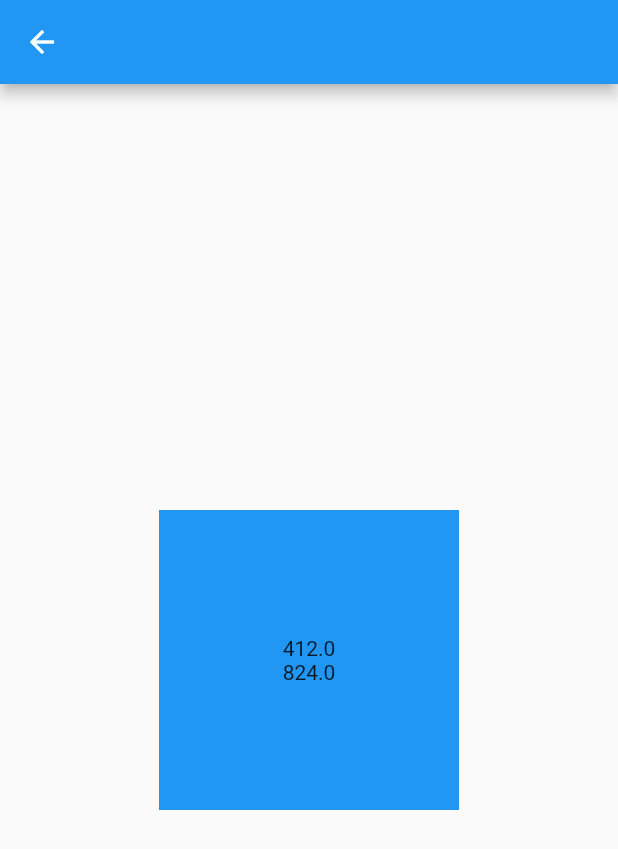
After one commit to 2DevGs/get_ui_utils, a Flutter app: the screen it shows after launch, after a tap on "Get Responsive View", on a phone screen of 412 x 824 dp. The commit adds this screen. Shown: the top 849 px of the screen. Run offline on Flutter 3.47's test engine with Material 2 defaults, Android fonts, the phone set to English and light mode, and no system bars; our stand-ins replace get.

Commit message:
Ui Utilities - GetResponsiveView
In this commit, we worked on the concept of GetResponsiveView with a basic example of screen responsiveness according to the user's device.

```diff
--- a/lib/main.dart
+++ b/lib/main.dart
@@ -1,6 +1,8 @@
 import 'package:flutter/material.dart';
 import 'package:get/get.dart';
 import 'package:get_ui_utils/pages/context_ext/context_ext_page.dart';
+import 'package:get_ui_utils/pages/get_reponsive_view/get_responsive_view_controller.dart';
+import 'package:get_ui_utils/pages/get_reponsive_view/get_responsive_view_page.dart';
 import 'package:get_ui_utils/pages/get_view/get_view_controller.dart';
 import 'package:get_ui_utils/pages/get_view/get_view_page.dart';
 import 'package:get_ui_utils/pages/home_page.dart';
@@ -44,8 +46,13 @@ class MyApp extends StatelessWidget {
         ),
         GetPage(
           name: '/get_view',
-          binding: BindingsBuilder(() => Get.lazyPut(() =>GetViewController())),
+          binding: BindingsBuilder(() => Get.lazyPut(() => GetViewController())),
           page: () => const GetViewPage(),
+        ),
+        GetPage(
+          name: '/get_reponsive_view',
+          binding: BindingsBuilder.put(() => GetResponsiveViewController()),
+          page: () => GetResponsiveViewPage(),
         ),
       ],
     );
--- /dev/null
+++ b/lib/pages/get_reponsive_view/get_responsive_view_controller.dart
@@ -0,0 +1,6 @@
+
+import 'package:get/get.dart';
+
+class GetResponsiveViewController extends GetxController{
+
+}
--- /dev/null
+++ b/lib/pages/get_reponsive_view/get_responsive_view_page.dart
@@ -0,0 +1,109 @@
+import 'package:flutter/material.dart';
+import 'package:get/get.dart';
+import 'package:get_ui_utils/pages/get_reponsive_view/get_responsive_view_controller.dart';
+
+class GetResponsiveViewPage
+    extends GetResponsiveView<GetResponsiveViewController> {
+  GetResponsiveViewPage({Key? key})
+      : super(
+          key: key,
+          settings: ResponsiveScreenSettings(
+            tabletChangePoint: 800,
+          ),
+        );
+
+  @override
+  Widget? desktop() {
+    return Scaffold(
+      appBar: AppBar(),
+      body: Center(
+        child: Column(
+          mainAxisAlignment: MainAxisAlignment.center,
+          children: [
+            Container(
+              color: Colors.red,
+              height: 200,
+              width: 200,
+              child: Column(
+                mainAxisAlignment: MainAxisAlignment.center,
+                children: [
+                  Text(screen.context.width.toString()),
+                  Text(screen.context.height.toString()),
+                ],
+              ),
+            ),
+          ],
+        ),
+      ),
+    );
+  }
+
+  @override
+  Widget? phone() {
+    return Scaffold(
+      appBar: AppBar(),
+      body: Center(
+        child: Column(
+          mainAxisAlignment: MainAxisAlignment.center,
+          children: [
+            Container(
+              color: Colors.blue,
+              height: 200,
+              width: 200,
+              child: Column(
+                mainAxisAlignment: MainAxisAlignment.center,
+                children: [
+                  Text(screen.context.width.toString()),
+                  Text(screen.context.height.toString()),
+                ],
+              ),
+            ),
+          ],
+        ),
+      ),
+    );
+  }
+
+  @override
+  Widget? tablet() {
+    return Scaffold(
+      appBar: AppBar(),
+      body: Center(
+        child: Column(
+          mainAxisAlignment: MainAxisAlignment.center,
+          children: [
+            Container(
+              color: Colors.pink,
+              height: 200,
+              width: 200,
+              child: Column(
+                mainAxisAlignment: MainAxisAlignment.center,
+                children: [
+                  Text(screen.context.width.toString()),
+                  Text(screen.context.height.toString()),
+                ],
+              ),
+            ),
+          ],
+        ),
+      ),
+    );
+  }
+
+  // @override
+  // Widget build(BuildContext context) {
+  //   return Scaffold(
+  //     appBar: AppBar(
+  //       title: const Text('Get Responsive View'),
+  //     ),
+  //     body: Center(
+  //       child: Column(
+  //         mainAxisAlignment: MainAxisAlignment.center,
+  //         children: const [
+  //           Text(''),
+  //         ],
+  //       ),
+  //     ),
+  //   );
+  // }
+}
--- a/lib/pages/home_page.dart
+++ b/lib/pages/home_page.dart
@@ -44,6 +44,12 @@ class HomePage extends StatelessWidget {
               },
               child: const Text('Get View'),
             ),
+            ElevatedButton(
+              onPressed: () {
+                Get.toNamed('/get_reponsive_view');
+              },
+              child: const Text('Get Responsive View'),
+            ),
           ],
         ),
       ),
```
